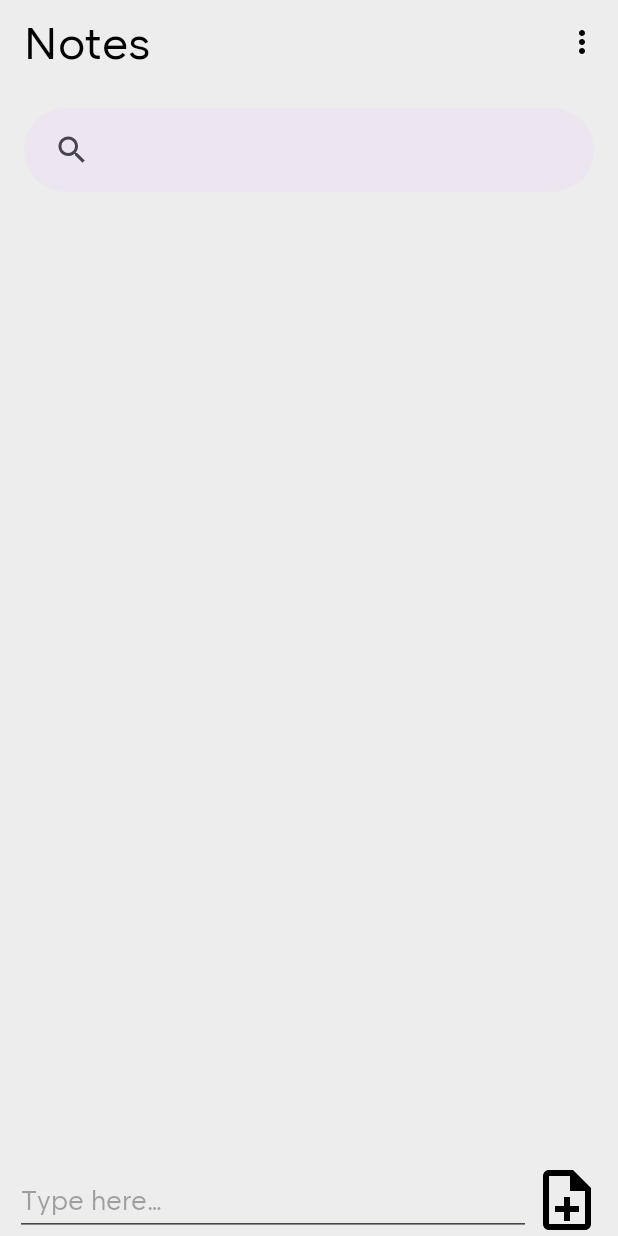
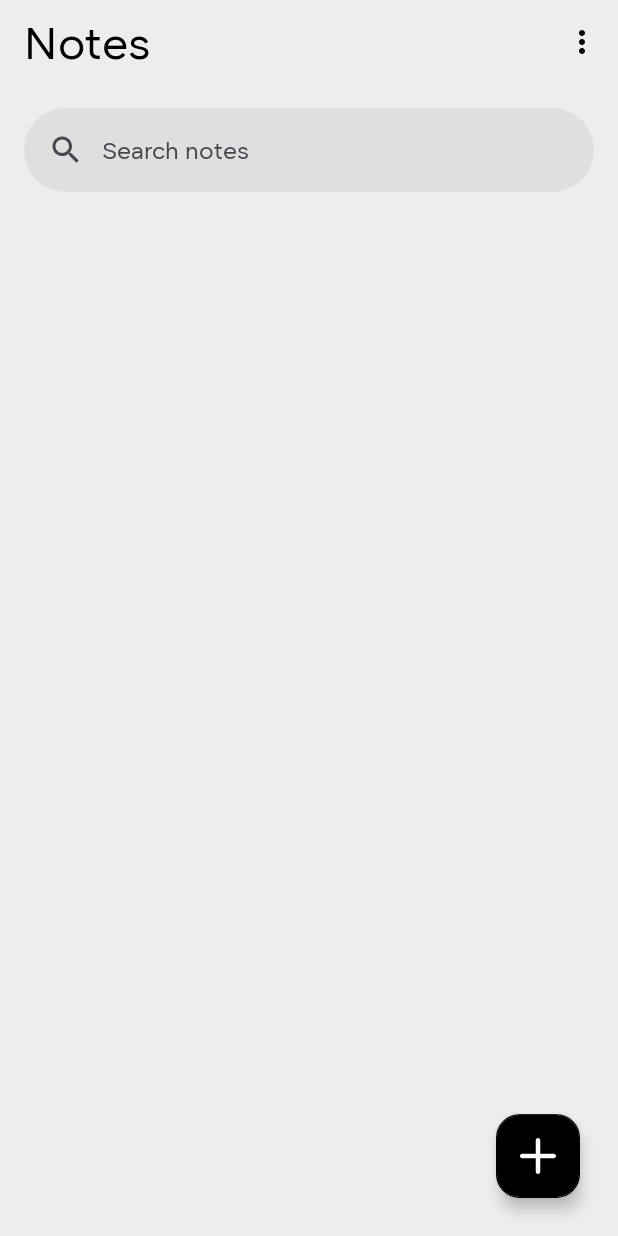
Before and after one commit to chrisstel/NotesApp, an Android app: the MainFragment screen opened through its navigation route, on a phone screen of 412 x 824 dp. Run offline under Robolectric (Android 15) with nearby library versions, the phone set to English and light mode, and no system bars; our stand-ins replace Room's generated code.

Commit message:
new design for Main fragment

```diff
--- a/app/src/main/java/com/example/notes/ui/main/MainFragment.kt
+++ b/app/src/main/java/com/example/notes/ui/main/MainFragment.kt
@@ -8,6 +8,8 @@ import android.view.MenuInflater
 import android.view.ViewGroup
 import androidx.fragment.app.Fragment
 import androidx.lifecycle.lifecycleScope
+import androidx.recyclerview.widget.LinearLayoutManager
+import androidx.recyclerview.widget.StaggeredGridLayoutManager
 import com.example.notes.databinding.FragmentMainBinding
 import com.example.notes.domain.data.Note
 import com.example.notes.ui.main.recyclerview.NoteAdapter
@@ -31,27 +33,34 @@ class MainFragment : Fragment() {
     override fun onViewCreated(view: View, savedInstanceState: Bundle?) {
         super.onViewCreated(view, savedInstanceState)
 
+
+        setupRecyclerView()
+
         views {
-            recyclerViewNotes.adapter = NoteAdapter()
-            SwipeHelper(viewModel::deleteNote).attachToRecyclerView(recyclerViewNotes)
-            imageViewAddNote.setOnClickListener {
-                saveNote()
-            }
+//            imageViewAddNote.setOnClickListener {
+//                saveNote()
+//            }
         }
 
         viewModel.notes.onEach(::renderNotes).launchIn(lifecycleScope)
     }
 
+    private fun setupRecyclerView() = views {
+        recyclerViewNotes.layoutManager = StaggeredGridLayoutManager(2, LinearLayoutManager.VERTICAL)
+        recyclerViewNotes.adapter = NoteAdapter()
+        SwipeHelper(viewModel::deleteNote).attachToRecyclerView(recyclerViewNotes)
+    }
+
     private fun renderNotes(notes: List<Note>) { adapter?.submitList(notes) }
 
-    private fun saveNote() {
-        views {
-            val text = editTextAddNote.text.toString().takeIf { it.isNotBlank() } ?: return@views
-
-            viewModel.saveNote(text = text)
-            editTextAddNote.text.clear()
-        }
-    }
+//    private fun saveNote() {
+//        views {
+//            val text = editTextAddNote.text.toString().takeIf { it.isNotBlank() } ?: return@views
+//
+//            viewModel.saveNote(text = text)
+//            editTextAddNote.text.clear()
+//        }
+//    }
 
     private fun <T> views(block: FragmentMainBinding.() -> T): T? = binding?.block()
 }
--- /dev/null
+++ b/app/src/main/res/drawable/ic_plus_24.xml
@@ -0,0 +1,5 @@
+<vector xmlns:android="http://schemas.android.com/apk/res/android" android:height="24dp" android:viewportHeight="512" android:viewportWidth="512" android:width="24dp">
+
+    <path android:fillColor="@android:color/black" android:pathData="M480,224H288V32c0,-17.67 -14.33,-32 -32,-32s-32,14.33 -32,32v192H32c-17.67,0 -32,14.33 -32,32s14.33,32 32,32h192v192c0,17.67 14.33,32 32,32s32,-14.33 32,-32V288h192c17.67,0 32,-14.33 32,-32S497.67,224 480,224z"/>
+
+</vector>
--- a/app/src/main/res/layout/fragment_main.xml
+++ b/app/src/main/res/layout/fragment_main.xml
@@ -20,6 +20,7 @@
         android:id="@+id/search_bar"
         android:layout_width="match_parent"
         android:layout_height="wrap_content"
+        android:hint="@string/search_bar_hint"
         android:contentDescription="@string/search_bar_description"
         app:layout_constraintEnd_toEndOf="parent"
         app:layout_constraintStart_toStartOf="parent"
@@ -31,38 +32,47 @@
         android:layout_width="0dp"
         android:layout_height="0dp"
         android:layout_marginTop="10dp"
-        app:layoutManager="androidx.recyclerview.widget.LinearLayoutManager"
-        app:layout_constraintBottom_toTopOf="@+id/edit_text_add_note"
+        app:layout_constraintBottom_toBottomOf="parent"
         app:layout_constraintEnd_toEndOf="parent"
         app:layout_constraintStart_toStartOf="parent"
         app:layout_constraintTop_toBottomOf="@id/search_bar"
         tools:listitem="@layout/note_item" />
 
-    <EditText
-        android:id="@+id/edit_text_add_note"
-        android:layout_width="0dp"
+    <com.google.android.material.floatingactionbutton.FloatingActionButton
+        android:id="@+id/floating_button"
+        android:layout_width="wrap_content"
+        android:layout_margin="25dp"
+        android:contentDescription="@string/fab_content_description"
         android:layout_height="wrap_content"
-        android:layout_marginStart="10dp"
-        android:autofillHints=""
-        android:hint="@string/type_here_hint"
-        android:imeOptions="actionDone"
-        android:inputType="text"
-        android:minHeight="@dimen/min_height_add_note"
+        app:layout_constraintEnd_toEndOf="parent"
         app:layout_constraintBottom_toBottomOf="parent"
-        app:layout_constraintEnd_toStartOf="@id/image_view_add_note"
-        app:layout_constraintStart_toStartOf="parent"
-        app:layout_constraintTop_toBottomOf="@id/recycler_view_notes" />
+        android:src="@drawable/ic_plus_24"/>
 
-    <ImageView
-        android:id="@+id/image_view_add_note"
-        android:layout_width="@dimen/add_button_size"
-        android:layout_height="@dimen/add_button_size"
-        android:layout_marginEnd="10dp"
-        android:contentDescription="@string/description_image_view_add_note"
-        android:src="@drawable/ic_outline_note_add_24"
-        app:layout_constraintBottom_toBottomOf="@id/edit_text_add_note"
-        app:layout_constraintEnd_toEndOf="parent"
-        app:layout_constraintStart_toEndOf="@id/edit_text_add_note"
-        app:layout_constraintTop_toTopOf="@id/edit_text_add_note" />
+<!--    <EditText-->
+<!--        android:id="@+id/edit_text_add_note"-->
+<!--        android:layout_width="0dp"-->
+<!--        android:layout_height="wrap_content"-->
+<!--        android:layout_marginStart="10dp"-->
+<!--        android:autofillHints=""-->
+<!--        android:hint="@string/type_here_hint"-->
+<!--        android:imeOptions="actionDone"-->
+<!--        android:inputType="text"-->
+<!--        android:minHeight="@dimen/min_height_add_note"-->
+<!--        app:layout_constraintBottom_toBottomOf="parent"-->
+<!--        app:layout_constraintEnd_toStartOf="@id/image_view_add_note"-->
+<!--        app:layout_constraintStart_toStartOf="parent"-->
+<!--        app:layout_constraintTop_toBottomOf="@id/recycler_view_notes" />-->
+
+<!--    <ImageView-->
+<!--        android:id="@+id/image_view_add_note"-->
+<!--        android:layout_width="@dimen/add_button_size"-->
+<!--        android:layout_height="@dimen/add_button_size"-->
+<!--        android:layout_marginEnd="10dp"-->
+<!--        android:contentDescription="@string/description_image_view_add_note"-->
+<!--        android:src="@drawable/ic_outline_note_add_24"-->
+<!--        app:layout_constraintBottom_toBottomOf="@id/edit_text_add_note"-->
+<!--        app:layout_constraintEnd_toEndOf="parent"-->
+<!--        app:layout_constraintStart_toEndOf="@id/edit_text_add_note"-->
+<!--        app:layout_constraintTop_toTopOf="@id/edit_text_add_note" />-->
 
 </androidx.constraintlayout.widget.ConstraintLayout>
--- a/app/src/main/res/menu/menu_toolbar.xml
+++ b/app/src/main/res/menu/menu_toolbar.xml
@@ -2,9 +2,9 @@
 <menu xmlns:android="http://schemas.android.com/apk/res/android"
     xmlns:app="http://schemas.android.com/apk/res-auto">
     <item
-        android:id="@+id/search_item"
-        android:title="More"
-        android:icon="@drawable/baseline_more_vert_24"
+        android:id="@+id/more_item"
+        android:title="@string/more_title"
+        android:icon="@drawable/ic_baseline_more_vert_24"
         app:showAsAction="ifRoom"
         android:orderInCategory="1"/>
 </menu>
--- a/app/src/main/res/values/colors.xml
+++ b/app/src/main/res/values/colors.xml
@@ -8,6 +8,7 @@
     <color name="light_brown">#595550</color>
     <color name="brown">#403B36</color>
     <color name="light_grey">#ededed</color>
+    <color name="grey">#DFDFDF</color>
     <color name="grey_200">#B1B1B1</color>
     <color name="blue_700">#FF1976D2</color>
 </resources>
--- a/app/src/main/res/values/strings.xml
+++ b/app/src/main/res/values/strings.xml
@@ -20,4 +20,7 @@
     <string name="dont_have_an_account">Don\'t have an account? <font color="#FF1976D2">Create it</font></string>
     <string name="create_it">Create it</string>
     <string name="search_bar_description">Search notes</string>
+    <string name="search_bar_hint">Search notes</string>
+    <string name="fab_content_description">Add new note</string>
+    <string name="more_title">More</string>
 </resources>
--- a/app/src/main/res/values/themes.xml
+++ b/app/src/main/res/values/themes.xml
@@ -13,6 +13,7 @@
         <item name="textInputStyle">@style/Widget.Notes.TextInputLayout.Custom</item>
         <item name="toolbarStyle">@style/Widget.Notes.Toolbar.Custom</item>
         <item name="materialSearchBarStyle">@style/Widget.Notes.SearchBar.Custom</item>
+        <item name="floatingActionButtonStyle">@style/Widget.Notes.FloatingButton.Custom</item>
     </style>
 
     <style name="Theme.Notes" parent="Base.Theme.Notes" />
@@ -66,9 +67,22 @@
 
 <!--    SearchBar-->
     <style name="Widget.Notes.SearchBar.Custom" parent="Widget.Material3.SearchBar">
-        <item name="materialThemeOverlay">@style/ThemeOverlay.Notes.SearchBar</item>
+        <item name="backgroundTint">@color/grey</item>
     </style>
 
-    <style name="ThemeOverlay.Notes.SearchBar" parent="">
+<!--    FloatingButton-->
+    <style name="Widget.Notes.FloatingButton.Custom" parent="Widget.MaterialComponents.FloatingActionButton">
+        <item name="materialThemeOverlay">@style/ThemeOverlay.Notes.FloatingButton</item>
+        <item name="shapeAppearanceOverlay">@style/ShapeAppearance.Notes.MediumComponent</item>
+    </style>
+
+    <style name="ThemeOverlay.Notes.FloatingButton" parent="">
+        <item name="colorSecondary">@color/black</item>
+        <item name="colorOnSecondary">@color/white</item>
+    </style>
+
+    <style name="ShapeAppearance.Notes.MediumComponent" parent="ShapeAppearance.MaterialComponents.MediumComponent">
+        <item name="cornerFamily">rounded</item>
+        <item name="cornerSize">15dp</item>
     </style>
 </resources>
```
Also changed, not shown: app/src/main/res/drawable/ic_baseline_more_vert_24.xml (renamed from app/src/main/res/drawable/baseline_more_vert_24.xml).
